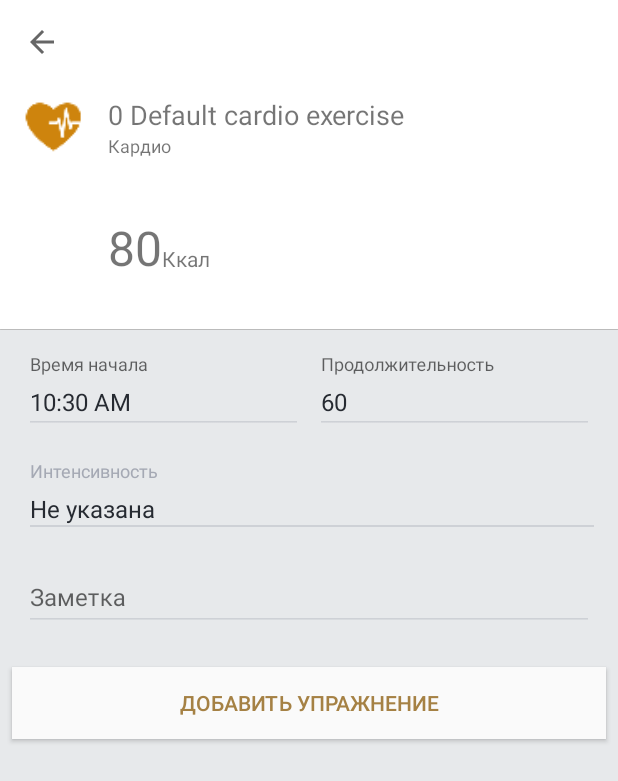
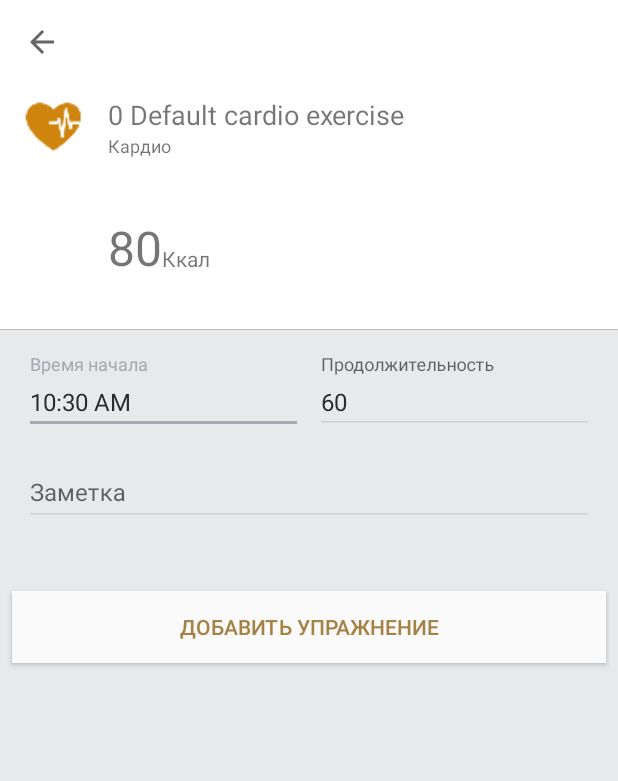
Before and after one commit to Khavronsky/UnitedExercises, an Android app: the screen it shows after launch (ExercisePerformActivity), after a tap on "ВЫПОЛНЕНИЕ УПРАЖНЕНИЯ", on a phone screen of 412 x 824 dp. Shown: the top 781 px of the screen. Run offline under Robolectric (Android 15) with nearby library versions, the phone set to English and light mode, and no system bars; our stand-ins replace ButterKnife, Dagger/Hilt's generated code; libraries missing offline, so code that uses them is left out: rx.android.schedulers, rx.schedulers.

Commit message:
-  небольшие исправления

```diff
--- a/app/src/main/java/com/khavronsky/unitedexercises/presentation/exercise/exercise_performance/ExercisePerformActivity.java
+++ b/app/src/main/java/com/khavronsky/unitedexercises/presentation/exercise/exercise_performance/ExercisePerformActivity.java
@@ -153,13 +153,14 @@ public class ExercisePerformActivity extends AppCompatActivity implements View.O
             fragment = CardioExPerformFragment.newInstance(mModelOfExercisePerformance);
 
 
-            //TODO с фрагиентами общаться через листене очень не правильно
+            //TODO с фрагментами общаться через листенер очень не правильно
             //Нужно работать в обратную сторону во фрагменте взять getActivity во фрагменте посмотреть кастуеться
             // ли к нужному интерфейсу и все ок
             // тоже самое когда делали переключение кардио силовые мне тоже очень непонравилось ваще решение
             // да оно будет работать в наших условиях но нужно писать правильный код, а правильный код
             // это не использовать getter setter constructor у фрагментов!!!!!! мы подвержены багам
-            // при повороте/пересодании мы упадем на нуллпоинтере. Если у нас есть листенер нам нужно проверять на нуллл!!!
+            // при повороте/пересоздании мы упадем на нуллпоинтере. Если у нас есть листенер нам нужно проверять
+            // на нуллл!!!
             ((CardioExPerformFragment) fragment).setListener(this);
         } else {
             fragment = PowerExPerformFragment.newInstance(mModelOfExercisePerformance);
--- a/app/src/main/java/com/khavronsky/unitedexercises/presentation/exercise/exercise_performance/fragments/CardioExPerformFragment.java
+++ b/app/src/main/java/com/khavronsky/unitedexercises/presentation/exercise/exercise_performance/fragments/CardioExPerformFragment.java
@@ -13,6 +13,7 @@ import android.os.Bundle;
 import android.support.annotation.Nullable;
 import android.support.v4.app.Fragment;
 import android.text.Editable;
+import android.text.InputFilter;
 import android.text.TextWatcher;
 import android.text.format.DateUtils;
 import android.view.LayoutInflater;
@@ -31,12 +32,18 @@ import butterknife.ButterKnife;
 import butterknife.OnClick;
 import butterknife.Unbinder;
 
+import static android.view.View.GONE;
+import static android.view.View.INVISIBLE;
+import static android.view.View.VISIBLE;
+
 
 public class CardioExPerformFragment extends Fragment implements IDialogFragment, TextWatcher {
 
     //region fields
 
     public final static String FRAGMENT_TAG = ExerciseModel.ExerciseType.CARDIO.name();
+
+    public static final int LETTERS_LIMIT = 10;
 
 
     @BindView(R.id.ex_cardio_perform_start_time)
@@ -51,11 +58,22 @@ public class CardioExPerformFragment extends Fragment implements IDialogFragment
     @BindView(R.id.ex_cardio_perform_note)
     EditText mExCardioPerformNote;
 
-    @BindView(R.id.without_spinner)
-    TextView mWithoutSpinner;
-
     @BindView(R.id.ex_cardio_perform_note_layout)
     View layout;
+
+    @BindView(R.id.ex_cardio_perform_intensity_area)
+    View intensityArea;
+
+    @BindView(R.id.cardio_ex_perform_letters_counter)
+    View lettersCounter;
+
+    @BindView(R.id.cardio_ex_number_of_letters)
+    TextView numberOfLettersTV;
+
+    @BindView(R.id.cardio_ex_letters_limit)
+    TextView lettersLimitTV;
+
+    private int numberOfLetters;
 
     private Calendar date = Calendar.getInstance();
 
@@ -100,15 +118,12 @@ public class CardioExPerformFragment extends Fragment implements IDialogFragment
 
     private void init(final View v) {
         setDate();
-        mExCardioPerformDuration.setText(String.valueOf(
-                mModelOfExercisePerformance
-                        .getDuration()));
+        mExCardioPerformDuration.setText(String.valueOf(mModelOfExercisePerformance.getDuration()));
         if (((CardioExerciseModel) mModelOfExercisePerformance.getExercise()).getIntensityType()
                 == CardioExerciseModel.TYPE_SPECIFY) {
             setSpinners();
         } else {
-            mCountCalMethod.setVisibility(View.GONE);
-            mWithoutSpinner.setVisibility(View.VISIBLE);
+            intensityArea.setVisibility(GONE);
             mModelOfExercisePerformance.setCurrentKcalPerHour(((CardioExerciseModel)
                     mModelOfExercisePerformance.getExercise()).getDefValue());
 
@@ -116,9 +131,21 @@ public class CardioExPerformFragment extends Fragment implements IDialogFragment
                 mListener.updateModel(mModelOfExercisePerformance);
             }
         }
+        InputFilter[] filterArray = new InputFilter[1];
+        filterArray[0] = new InputFilter.LengthFilter(LETTERS_LIMIT);
         mExCardioPerformNote.setText(mModelOfExercisePerformance.getNote());
         mExCardioPerformNote.addTextChangedListener(this);
-        layout.setFocusableInTouchMode(true);
+        mExCardioPerformNote.setFilters(filterArray);
+        lettersLimitTV.setText(String.valueOf(LETTERS_LIMIT));
+//        layout.setFocusableInTouchMode(true);
+
+        mExCardioPerformNote.setOnFocusChangeListener((v1, hasFocus) -> {
+            int visibility = INVISIBLE;
+            if (hasFocus) {
+                visibility = VISIBLE;
+            }
+            lettersCounter.setVisibility(visibility);
+        });
     }
 
     @Override
@@ -127,14 +154,20 @@ public class CardioExPerformFragment extends Fragment implements IDialogFragment
     }
 
     @Override
-    public void onTextChanged(final CharSequence s, final int start, final int before, final int count) {
+    public void onTextChanged(CharSequence s, final int start, final int before, final int count) {
+        numberOfLetters = s.length();
+//        numberOfLetters = count;
         mModelOfExercisePerformance.setNote(String.valueOf(s));
+        numberOfLettersTV.setText(String.valueOf(numberOfLetters));
 
     }
 
     @Override
     public void afterTextChanged(final Editable s) {
-
+//        if (s.length() > LETTERS_LIMIT) {
+//
+//            s.delete(s.length() - 1, s.length());
+//        }
     }
 
     @OnClick({R.id.ex_cardio_perform_start_time, R.id.ex_cardio_perform_duration})
@@ -148,16 +181,16 @@ public class CardioExPerformFragment extends Fragment implements IDialogFragment
                     mDialog.setCallback(this);
                     mDialog.show(getActivity().getSupportFragmentManager(), "time_picker_dialog");
                 }
+                //TODO
 
                 break;
             case R.id.ex_cardio_perform_duration:
-                if (mDialog == null) {
-                    mDialog = IntNumPickerFragment
-                            .newInstance(0, 1440, mModelOfExercisePerformance.getDuration(),
-                                    1);
-                    mDialog.setCallback(this);
-                    mDialog.show(getActivity().getSupportFragmentManager(), "int_picker_dialog");
-                }
+//                if (mDialog == null) {
+//                    mDialog = IntNumPickerFragment
+//                            .newInstance(0, 1440, mModelOfExercisePerformance.getDuration(), 1);
+//                    mDialog.setCallback(this);
+//                    mDialog.show(getActivity().getSupportFragmentManager(), "int_picker_dialog");
+//                }
                 break;
         }
     }
@@ -219,10 +252,7 @@ public class CardioExPerformFragment extends Fragment implements IDialogFragment
                         mModelOfExercisePerformance.setCurrentKcalPerHour(((CardioExerciseModel)
                                 mModelOfExercisePerformance.getExercise()).getHigh());
                         break;
-
                 }
-
-
                 mListener.updateModel(mModelOfExercisePerformance);
             }
 
--- a/app/src/main/res/layout/cardio_ex_perform_fragment.xml
+++ b/app/src/main/res/layout/cardio_ex_perform_fragment.xml
@@ -18,7 +18,6 @@
             android:layout_width="match_parent"
             android:layout_height="wrap_content"
             android:layout_weight="1"
-            android:focusable="false"
             app:errorEnabled="false"
             app:errorTextAppearance="@style/HintTextStyle">
 
@@ -27,9 +26,7 @@
                 android:layout_width="match_parent"
                 android:layout_height="wrap_content"
                 android:hint="Время начала"
-                android:cursorVisible="false"
-                android:focusable="false"
-                android:inputType="text"
+                android:inputType="datetime"
                 android:maxLines="1"
                 android:textColor="@color/gray5"
                 android:textSize="16sp" />
@@ -45,7 +42,6 @@
             android:layout_width="match_parent"
             android:layout_height="wrap_content"
             android:layout_weight="1"
-            android:focusable="false"
             app:errorEnabled="false"
             app:errorTextAppearance="@style/HintTextStyle">
 
@@ -54,9 +50,7 @@
                 android:layout_width="match_parent"
                 android:layout_height="wrap_content"
                 android:hint="Продолжительность"
-                android:cursorVisible="false"
-                android:focusable="false"
-                android:inputType="text"
+                android:inputType="number"
                 android:maxLines="1"
                 android:textColor="@color/gray5"
                 android:textSize="16sp" />
@@ -65,6 +59,7 @@
     </LinearLayout>
 
     <LinearLayout
+        android:id="@+id/ex_cardio_perform_intensity_area"
         android:layout_width="match_parent"
         android:layout_height="wrap_content"
         android:layout_marginTop="8dp"
@@ -87,21 +82,6 @@
             android:layout_height="wrap_content"
             android:layout_marginTop="6dp"
             android:layout_weight="1" />
-        <TextView
-            android:id="@+id/without_spinner"
-            android:layout_width="match_parent"
-            android:layout_height="wrap_content"
-            android:layout_marginStart="4dp"
-            android:layout_marginTop="6dp"
-            android:layout_weight="1"
-            android:visibility="gone"
-            android:textSize="16sp"
-            android:fontFamily="sans-serif"
-            android:textStyle="normal"
-            android:textColor="@color/gray5"
-            android:lineSpacingExtra="6sp"
-            android:text="Не указана"
-            />
 
         <FrameLayout
             android:layout_width="match_parent"
@@ -117,7 +97,6 @@
         android:layout_width="match_parent"
         android:layout_height="wrap_content"
         android:layout_marginTop="8dp"
-        android:focusable="false"
         app:errorEnabled="false"
         app:errorTextAppearance="@style/HintTextStyle">
 
@@ -126,7 +105,35 @@
             android:layout_width="match_parent"
             android:layout_height="wrap_content"
             android:hint="Заметка"
-            android:textSize="16sp" />
+            android:textSize="16sp"
+            />
+
+        <LinearLayout
+            android:id="@+id/cardio_ex_perform_letters_counter"
+            android:layout_width="wrap_content"
+            android:layout_height="wrap_content"
+            android:layout_gravity="end"
+            android:visibility="invisible"
+            android:orientation="horizontal">
+
+            <TextView
+                android:id="@+id/cardio_ex_number_of_letters"
+                android:layout_width="wrap_content"
+                android:layout_height="wrap_content"
+                android:text="0" />
+
+            <TextView
+                android:layout_width="wrap_content"
+                android:layout_height="wrap_content"
+                android:text="/" />
+
+            <TextView
+                android:id="@+id/cardio_ex_letters_limit"
+                android:layout_width="wrap_content"
+                android:layout_height="wrap_content"
+                android:text="0" />
+        </LinearLayout>
+
     </android.support.design.widget.TextInputLayout>
 
 </LinearLayout>
```
Also changed, not shown: app/src/main/res/layout/power_ex_perform_fragment.xml (+29 -3 lines).
